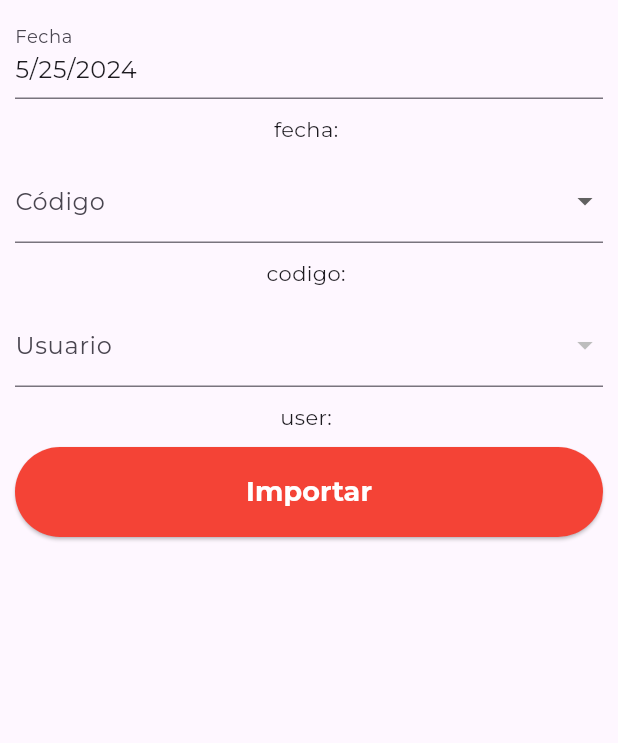
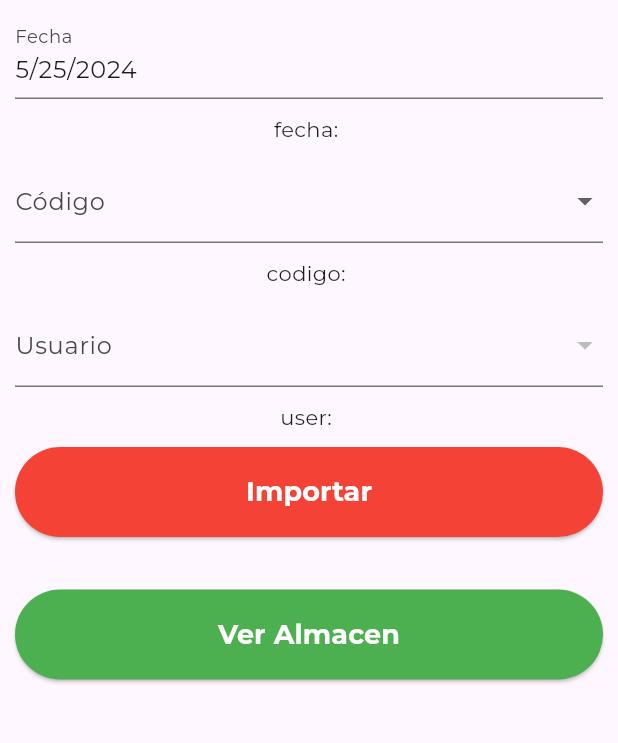
Before and after one commit to adimerpaul/sofiaapp, a Flutter app: the screen it shows after launch, on a phone screen of 412 x 824 dp, the part 279-1022 px from its top. Run offline on Flutter 3.47's test engine with Material 3 defaults, Android fonts, the phone set to English and light mode, and no system bars; our stand-ins replace connectivity_plus, flutter_dotenv, flutter_form_builder, form_builder_validators, google_fonts, hive and 1 more; accounts and stored records are empty.

Commit message:
modificado pra voler a almacen

```diff
--- a/lib/pages/AlmacenPage.dart
+++ b/lib/pages/AlmacenPage.dart
@@ -100,9 +100,11 @@ class _AlmacenPageState extends State<AlmacenPage> {
             // Botón para confirmar el cierre de sesión
             TextButton(
               child: Text('Aceptar'),
-              onPressed: () {
-                var almacenBox = Hive.box<Almacen>('almacen');
+              onPressed: () async {
+                var almacenBox = await Hive.box<Almacen>('almacen');
                 almacenBox.deleteAll(almacenBox.keys);
+                var userBox = await Hive.openBox<User>('user');
+                userBox.deleteAll(userBox.keys);
                 Navigator.of(context).pop(); // Cerrar el diálogo
                 Navigator.pop(context); // Cerrar la página actual
               },
--- a/lib/pages/HomePage.dart
+++ b/lib/pages/HomePage.dart
@@ -27,11 +27,12 @@ class _HomePageState extends State<HomePage> {
   void initState() {
     super.initState();
     getUsers();
-    verifiLogin();
+    // verifiLogin();
   }
   void verifiLogin() async {
     var userBox = await Hive.openBox<User>('user');
-    if(userBox.isNotEmpty){
+    var user = userBox.get(1);
+    if(user != null){
       Navigator.push(
         context,
         MaterialPageRoute(builder: (context) => AlmacenPage()),
@@ -206,6 +207,27 @@ class _HomePageState extends State<HomePage> {
               ),
             ),
           ),
+          SizedBox(height: 15),
+          Padding(
+            padding: const EdgeInsets.all(10.0),
+            child: SizedBox(
+              width: double.infinity, // Ancho completo
+              height: 60.0, // Altura deseada
+              child: ElevatedButton(
+                onPressed: () {
+                  Navigator.push(
+                    context,
+                    MaterialPageRoute(builder: (context) => AlmacenPage()),
+                  );
+                },
+                child: Text('Ver Almacen', style: TextStyle(color: Colors.white,fontWeight: FontWeight.bold,fontSize: 18)),
+                style: ElevatedButton.styleFrom(
+                  backgroundColor: Colors.green,
+                  // onSurface: Colors.grey,
+                ),
+              ),
+            ),
+          ),
         ]
       ),
     );
```
